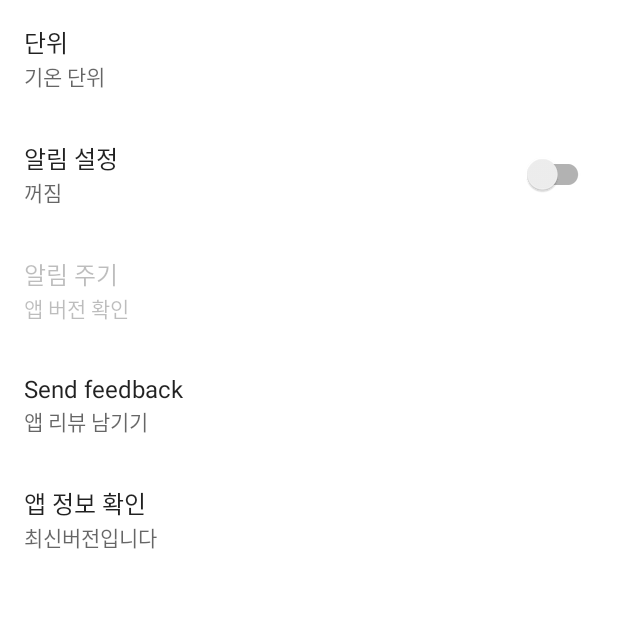
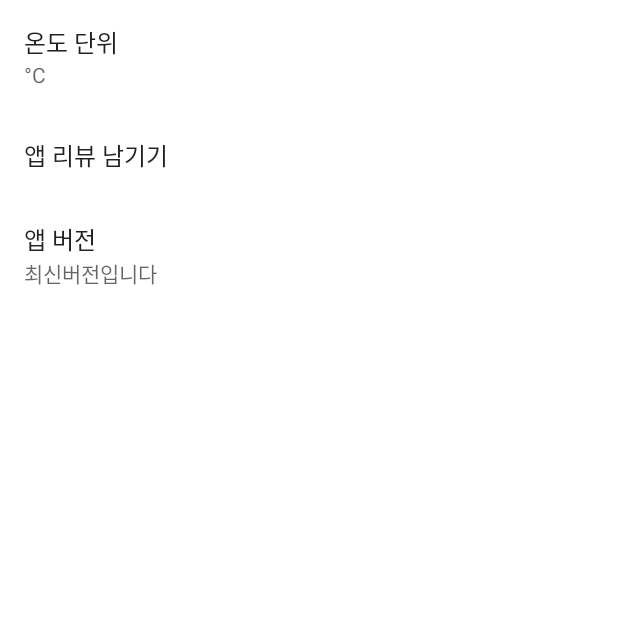
Before and after one commit to Odomhae/WeatherInfo_Android, an Android app: the PreferenceFragment screen opened directly, with no data from a screen before it, on a phone screen of 412 x 824 dp, the top half of it. Run offline under Robolectric (Android 15) with nearby library versions, the phone set to English and light mode, and no system bars; our stand-ins replace androidx.preference; network calls fail.

Commit message:
Edit string, preference screen

```diff
--- a/app/src/main/java/com/odom/briefweatherinfo/SettingActivity.kt
+++ b/app/src/main/java/com/odom/briefweatherinfo/SettingActivity.kt
@@ -21,8 +21,8 @@ class PreferenceFragment : PreferenceFragmentCompat() {
         setPreferencesFromResource(R.xml.preference, rootKey)
 
         val unitPreference : ListPreference? = findPreference("temp_unit")
-        val powerPreference : SwitchPreferenceCompat? = findPreference("push_onoff")
-        val intervalPreference : ListPreference? = findPreference("push_interval")
+      //  val powerPreference : SwitchPreferenceCompat? = findPreference("push_onoff")
+     //   val intervalPreference : ListPreference? = findPreference("push_interval")
 
         unitPreference?.setOnPreferenceChangeListener { _, newValue ->
 
@@ -32,6 +32,8 @@ class PreferenceFragment : PreferenceFragmentCompat() {
             true
         }
 
+        // TODO: 2022-09-05
+        /*
         powerPreference?.setOnPreferenceClickListener {
             when{
                 powerPreference.isChecked -> {
@@ -47,6 +49,7 @@ class PreferenceFragment : PreferenceFragmentCompat() {
         }
 
         intervalPreference?.isEnabled = (powerPreference?.isChecked == true)
+        */
 //        intervalPreference?.setOnPreferenceChangeListener { _, newValue ->
 //
 //            val index = intervalPreference.findIndexOfValue(newValue.toString())
--- a/app/src/main/res/layout/activity_main.xml
+++ b/app/src/main/res/layout/activity_main.xml
@@ -88,7 +88,7 @@
                                     android:layout_gravity="center_vertical"
                                     android:paddingStart="4dp"
                                     android:paddingLeft="4dp"
-                                    android:text="전국 날씨"
+                                    android:text="@string/total_forecast"
                                     android:textAppearance="@style/TextAppearance.AppCompat.Large" />
 
                                 <TextView
--- a/app/src/main/res/values/strings.xml
+++ b/app/src/main/res/values/strings.xml
@@ -1,8 +1,13 @@
 <resources>
     <string name="app_name">BriefWeatherInfo</string>
+    <string name="tempUnit">온도 단위</string>
     <string name="unit_celsius">°C</string>
     <string name="unit_fahrenheit">°F</string>
     <string name="search_location">위치 검색</string>
+    <string name="total_forecast">전국 날씨</string>
+    <string name="review_app">앱 리뷰 남기기</string>
+    <string name="version_app">앱 버전</string>
+    <string name="latest_version">최신버전입니다</string>
 
     <string-array name="tempUnitCategory">
         <item>@string/unit_celsius</item>
--- a/app/src/main/res/xml/preference.xml
+++ b/app/src/main/res/xml/preference.xml
@@ -5,29 +5,32 @@
     <ListPreference
         app:key="temp_unit"
         app:iconSpaceReserved="false"
-        app:title="단위"
-        app:summary="기온 단위"
+        app:title="@string/tempUnit"
+        android:defaultValue="@string/unit_celsius"
+        app:summary="@string/unit_celsius"
+        app:allowDividerBelow="true"
         android:entries="@array/tempUnitCategory"
         android:entryValues="@array/tempUnitCategory"/>
 
-    <SwitchPreferenceCompat
-        app:key="push_onoff"
-        app:iconSpaceReserved="false"
-        app:title="알림 설정"
-        android:summaryOn="켜짐"
-        android:summaryOff="꺼짐"/>
+<!--    <SwitchPreferenceCompat-->
+<!--        app:key="push_onoff"-->
+<!--        app:iconSpaceReserved="false"-->
+<!--        app:title="알림 설정"-->
+<!--        android:summaryOn="켜짐"-->
+<!--        android:summaryOff="꺼짐"/>-->
 
-    <ListPreference
-        app:key="push_interval"
-        app:iconSpaceReserved="false"
-        app:title="알림 주기"
-        app:summary="앱 버전 확인" />
+<!--    <ListPreference-->
+<!--        app:key="push_interval"-->
+<!--        app:iconSpaceReserved="false"-->
+<!--        app:title="알림 주기"-->
+<!--        app:summary="앱 버전 확인" />-->
 
     <Preference
         app:key="feedback"
         app:iconSpaceReserved="false"
-        app:title="Send feedback"
-        app:summary="앱 리뷰 남기기">
+        app:allowDividerAbove="true"
+        app:allowDividerBelow="true"
+        app:title="@string/review_app">
 
         <intent
             android:action="android.intent.action.VIEW"
@@ -37,8 +40,9 @@
 
     <Preference
         app:key="version"
+        app:allowDividerAbove="true"
         app:iconSpaceReserved="false"
-        app:title="앱 정보 확인"
-        app:summary="최신버전입니다" />
+        app:title="@string/version_app"
+        app:summary="@string/latest_version" />
 
 </PreferenceScreen>
```
